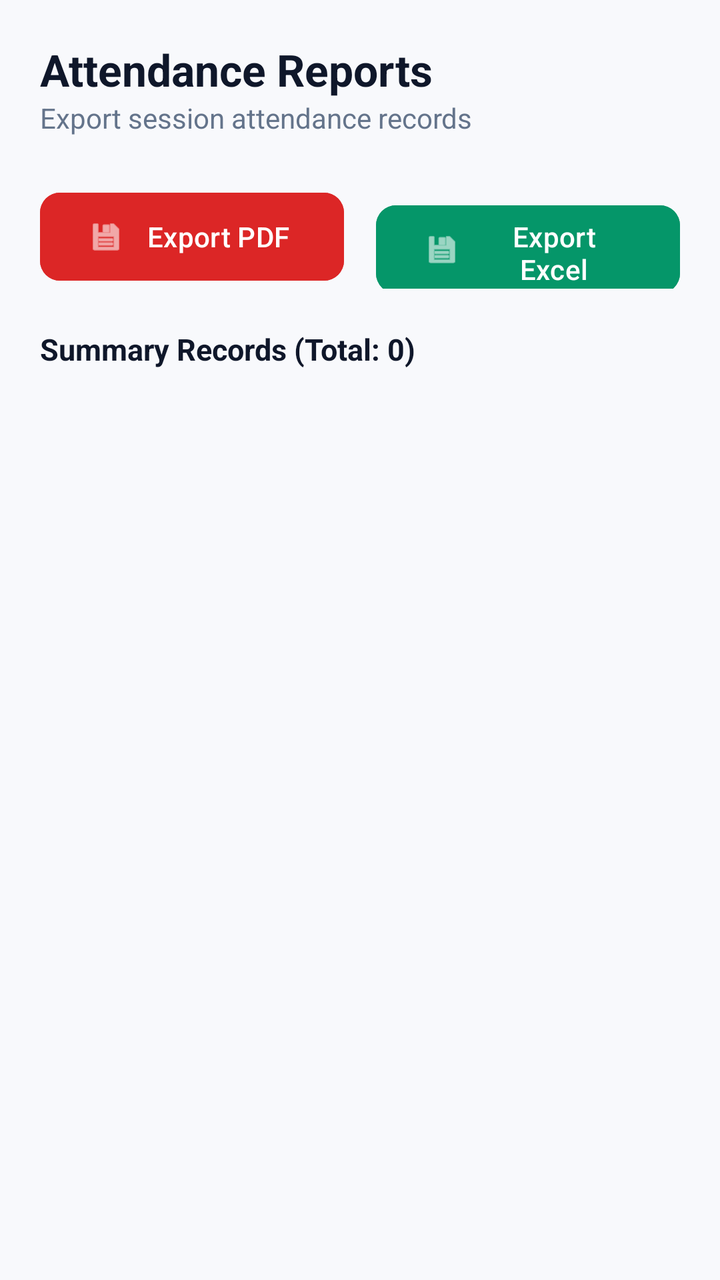
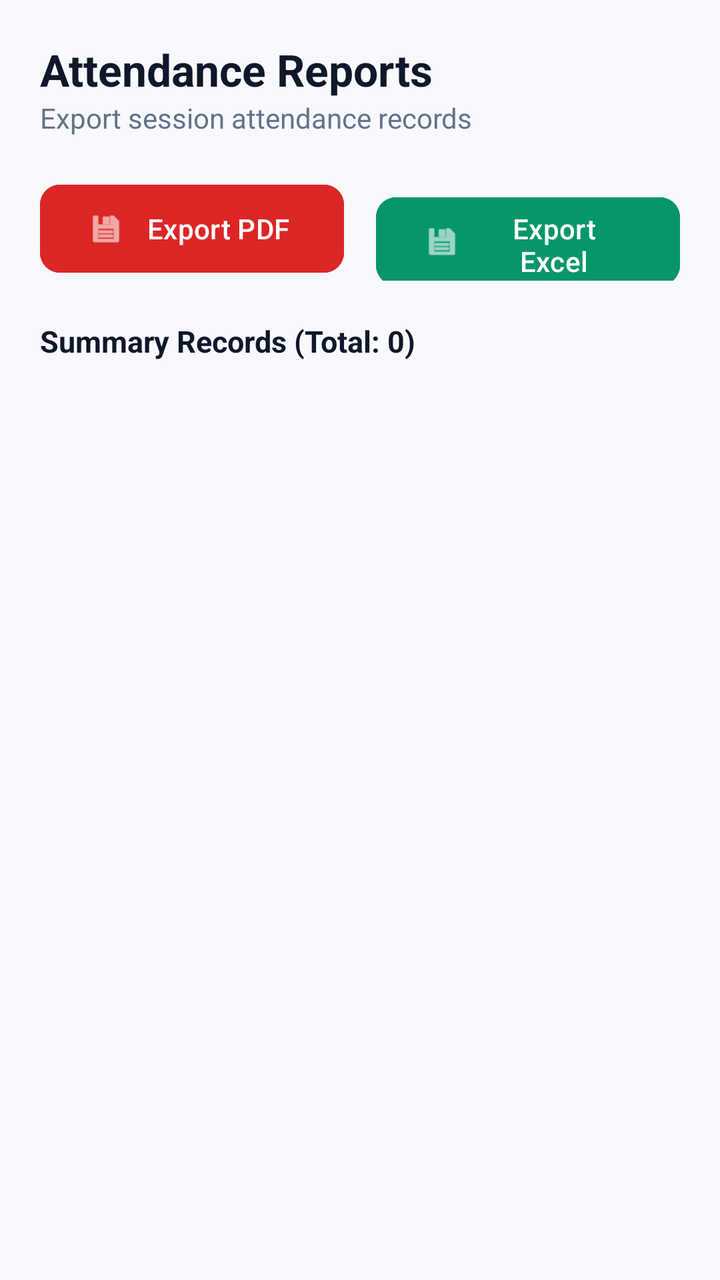

Two renders of the same Android screen: before a commit and after it. Below are the layout's source before the change and the commit's diff.
<!-- AndroidManifest.xml: application theme Theme.QRAS -->
<!-- res/layout/activity_reports.xml -->
<?xml version="1.0" encoding="utf-8"?>
<androidx.constraintlayout.widget.ConstraintLayout xmlns:android="http://schemas.android.com/apk/res/android"
    xmlns:app="http://schemas.android.com/apk/res-auto"
    android:layout_width="match_parent"
    android:layout_height="match_parent"
    android:background="#F8F9FC"
    android:padding="20dp">

    <TextView
        android:id="@+id/tvReportsHeader"
        android:layout_width="wrap_content"
        android:layout_height="wrap_content"
        android:text="Attendance Reports"
        android:textColor="#0F172A"
        android:textSize="22sp"
        android:textStyle="bold"
        app:layout_constraintStart_toStartOf="parent"
        app:layout_constraintTop_toTopOf="parent" />

    <TextView
        android:id="@+id/tvSubHeader"
        android:layout_width="wrap_content"
        android:layout_height="wrap_content"
        android:text="Export session attendance records"
        android:textColor="#64748B"
        android:textSize="14sp"
        app:layout_constraintStart_toStartOf="parent"
        app:layout_constraintTop_toBottomOf="@id/tvReportsHeader" />

    <LinearLayout
        android:id="@+id/btnContainer"
        android:layout_width="match_parent"
        android:layout_height="wrap_content"
        android:layout_marginTop="24dp"
        android:orientation="horizontal"
        app:layout_constraintTop_toBottomOf="@id/tvSubHeader">

        <com.google.android.material.button.MaterialButton
            android:id="@+id/btnExportPdf"
            android:layout_width="0dp"
            android:layout_height="52dp"
            android:layout_marginEnd="8dp"
            android:layout_weight="1"
            android:backgroundTint="#DC2626"
            android:text="Export PDF"
            android:textAllCaps="false"
            app:cornerRadius="10dp"
            app:icon="@android:drawable/ic_menu_save" />

        <com.google.android.material.button.MaterialButton
            android:id="@+id/btnExportExcel"
            android:layout_width="0dp"
            android:layout_height="52dp"
            android:layout_marginStart="8dp"
            android:layout_weight="1"
            android:backgroundTint="#059669"
            android:text="Export Excel"
            android:textAllCaps="false"
            app:cornerRadius="10dp"
            app:icon="@android:drawable/ic_menu_save" />
    </LinearLayout>

    <TextView
        android:id="@+id/tvRecordCount"
        android:layout_width="wrap_content"
        android:layout_height="wrap_content"
        android:layout_marginTop="20dp"
        android:text="Summary Records (Total: 0)"
        android:textColor="#0F172A"
        android:textSize="15sp"
        android:textStyle="bold"
        app:layout_constraintStart_toStartOf="parent"
        app:layout_constraintTop_toBottomOf="@id/btnContainer" />

    <TextView
        android:id="@+id/tvEmptyState"
        android:layout_width="wrap_content"
        android:layout_height="wrap_content"
        android:layout_marginTop="40dp"
        android:text="No records yet"
        android:textColor="#94A3B8"
        android:textSize="14sp"
        android:visibility="gone"
        app:layout_constraintEnd_toEndOf="parent"
        app:layout_constraintStart_toStartOf="parent"
        app:layout_constraintTop_toBottomOf="@id/tvRecordCount" />

    <androidx.recyclerview.widget.RecyclerView
        android:id="@+id/rvReportsList"
        android:layout_width="match_parent"
        android:layout_height="0dp"
        android:layout_marginTop="12dp"
        app:layout_constraintBottom_toBottomOf="parent"
        app:layout_constraintTop_toBottomOf="@id/tvRecordCount" />

</androidx.constraintlayout.widget.ConstraintLayout>
<!-- resources referenced by this layout -->
<resources>
  <style name="Theme.QRAS" parent="Base.Theme.QRAS" />
  <style name="Base.Theme.QRAS" parent="Theme.Material3.DayNight.NoActionBar">
          
          
      </style>
</resources>

<!-- the commit's change to res/layout/activity_reports.xml (unified diff, before → after) -->
@@ -27,13 +27,36 @@
         app:layout_constraintStart_toStartOf="parent"
         app:layout_constraintTop_toBottomOf="@id/tvReportsHeader" />
 
+    <com.google.android.material.textfield.TextInputLayout
+        android:id="@+id/tilSearch"
+        style="@style/Widget.Material3.TextInputLayout.OutlinedBox"
+        android:layout_width="match_parent"
+        android:layout_height="wrap_content"
+        android:layout_marginTop="16dp"
+        android:hint="Search by event name or ID"
+        android:visibility="gone"
+        app:boxCornerRadiusBottomEnd="10dp"
+        app:boxCornerRadiusBottomStart="10dp"
+        app:boxCornerRadiusTopEnd="10dp"
+        app:boxCornerRadiusTopStart="10dp"
+        app:startIconDrawable="@android:drawable/ic_menu_search"
+        app:layout_constraintTop_toBottomOf="@id/tvSubHeader">
+
+        <com.google.android.material.textfield.TextInputEditText
+            android:id="@+id/etSearch"
+            android:layout_width="match_parent"
+            android:layout_height="wrap_content"
+            android:inputType="text"
+            android:maxLines="1" />
+    </com.google.android.material.textfield.TextInputLayout>
+
     <LinearLayout
         android:id="@+id/btnContainer"
         android:layout_width="match_parent"
         android:layout_height="wrap_content"
-        android:layout_marginTop="24dp"
+        android:layout_marginTop="20dp"
         android:orientation="horizontal"
-        app:layout_constraintTop_toBottomOf="@id/tvSubHeader">
+        app:layout_constraintTop_toBottomOf="@id/tilSearch">
 
         <com.google.android.material.button.MaterialButton
             android:id="@+id/btnExportPdf"
